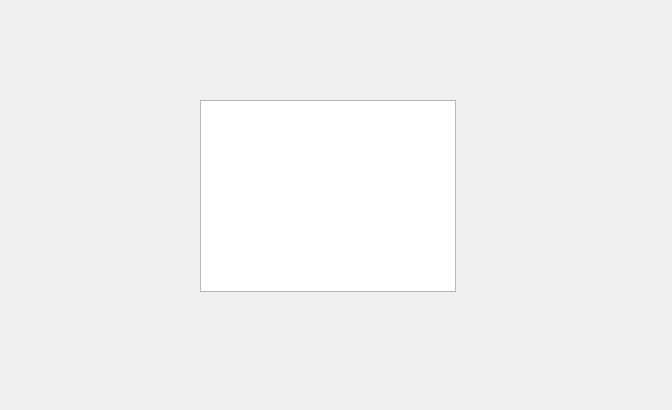
Old version of the form ui/projectionplane.ui in the repository jonasstein/clip.
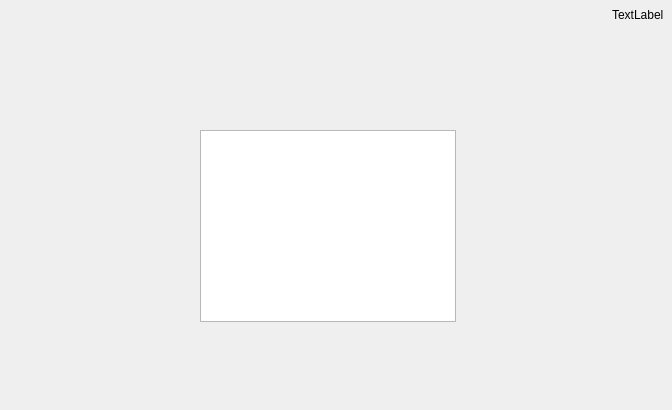
New version of the form. Custom widgets are drawn as their Qt base class.

What changed in the file:
```diff
--- a/ui/projectionplane.ui
+++ b/ui/projectionplane.ui
@@ -26,7 +26,26 @@
    <item row="0" column="0">
     <widget class="ToolBar" name="toolBar" native="true"/>
    </item>
-   <item row="1" column="0">
+   <item row="0" column="1">
+    <widget class="QLabel" name="fpsDisplay">
+     <property name="sizePolicy">
+      <sizepolicy hsizetype="Maximum" vsizetype="Preferred">
+       <horstretch>0</horstretch>
+       <verstretch>0</verstretch>
+      </sizepolicy>
+     </property>
+     <property name="minimumSize">
+      <size>
+       <width>60</width>
+       <height>30</height>
+      </size>
+     </property>
+     <property name="text">
+      <string>TextLabel</string>
+     </property>
+    </widget>
+   </item>
+   <item row="1" column="0" colspan="2">
     <widget class="QWidget" name="viewFrame" native="true">
      <property name="sizePolicy">
       <sizepolicy hsizetype="MinimumExpanding" vsizetype="MinimumExpanding">
```
